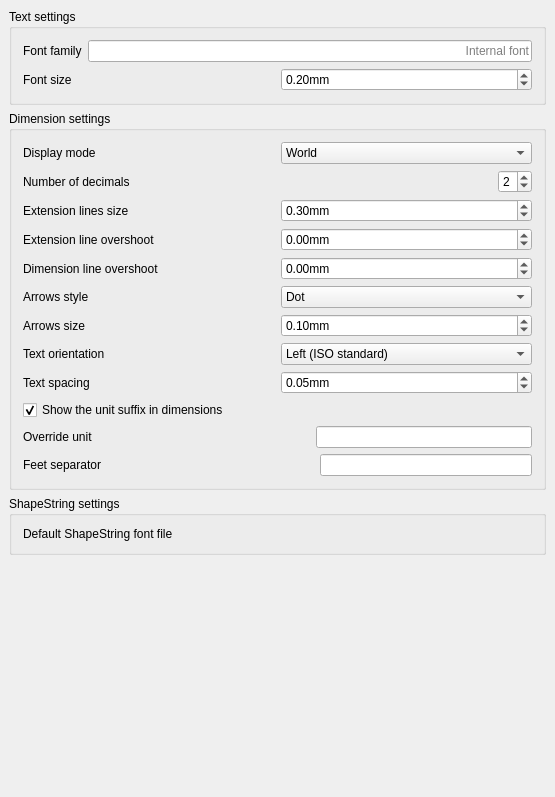
Old version of the form src/Mod/Draft/Resources/ui/preferences-drafttexts.ui in the repository southseact-3d/fcd.
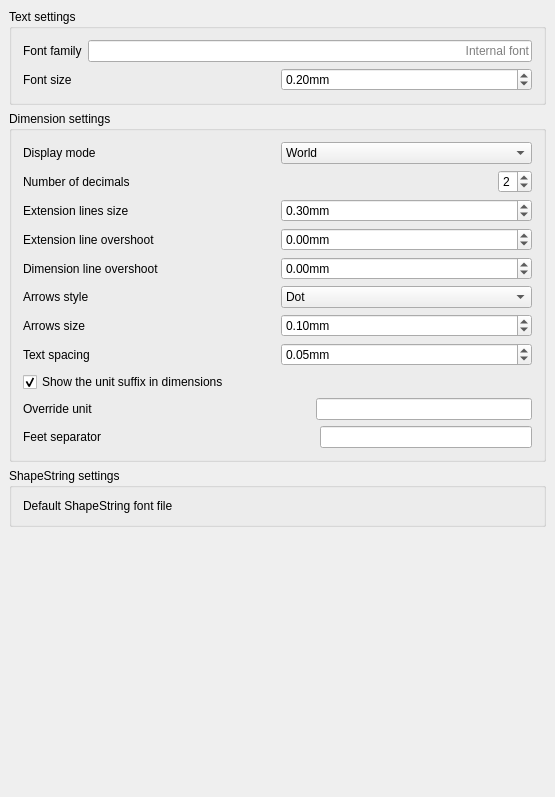
New version of the form. Custom widgets are drawn as their Qt base class.

Commit message: Draft: remove unused dimorientation and saveonexit prefs

Patch:
```diff
--- a/src/Mod/Draft/Resources/ui/preferences-drafttexts.ui
+++ b/src/Mod/Draft/Resources/ui/preferences-drafttexts.ui
@@ -389,40 +389,6 @@
         </item>
        </layout>
       </item>
-      <item>
-       <layout class="QHBoxLayout" name="horizontalLayout_16">
-        <item>
-         <widget class="QLabel" name="label_14">
-          <property name="text">
-           <string>Text orientation</string>
-          </property>
-         </widget>
-        </item>
-        <item>
-         <widget class="Gui::PrefComboBox" name="gui::prefcombobox_3">
-          <property name="toolTip">
-           <string>This is the orientation of the dimension texts when those dimensions are vertical. Default is left, which is the ISO standard.</string>
-          </property>
-          <property name="prefEntry" stdset="0">
-           <cstring>dimorientation</cstring>
-          </property>
-          <property name="prefPath" stdset="0">
-           <cstring>Mod/Draft</cstring>
-          </property>
-          <item>
-           <property name="text">
-            <string>Left (ISO standard)</string>
-           </property>
-          </item>
-          <item>
-           <property name="text">
-            <string>Right</string>
-           </property>
-          </item>
-         </widget>
-        </item>
-       </layout>
-      </item>
       <item>
        <layout class="QHBoxLayout" name="horizontalLayout_4">
         <item>
```
The commit also changes 2 other files.
